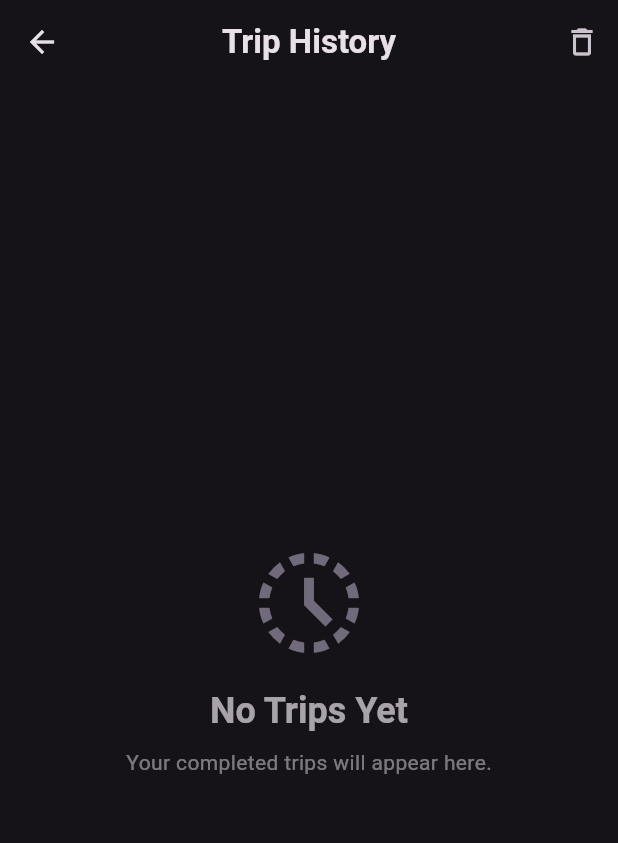
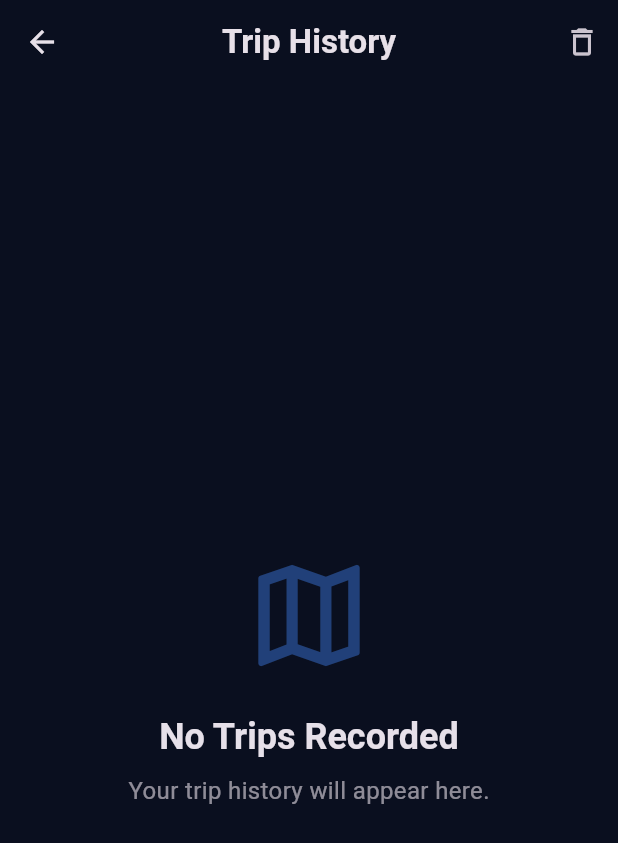
Before and after one commit to SKYadav-2250/live-Route, a Flutter app: the screen it shows after launch, after a tap on the "dark mode" icon, after a tap on the "history" icon, on a phone screen of 412 x 824 dp. Shown: the top 843 px of the screen. Run offline on Flutter 3.47's test engine with Material 3 defaults, Android fonts, the phone set to English and light mode, and no system bars; our stand-ins replace connectivity_plus, equatable, flutter_bloc, flutter_dotenv, geocoding, geolocator and 2 more.

Commit message:
feat: Implement initial live route tracking application with BLoC state management and dedicated UI screens.

```diff
--- a/lib/bloc/location_event.dart
+++ b/lib/bloc/location_event.dart
@@ -23,4 +23,8 @@ class CheckConnectivity extends LocationEvent {}
 
 class ClearHistory extends LocationEvent {}
 
+class StartTrip extends LocationEvent {}
+
+class EndTrip extends LocationEvent {}
+
 class StopDetected extends LocationEvent {}
--- a/lib/main.dart
+++ b/lib/main.dart
@@ -107,7 +107,7 @@ class _LifecycleWatcherState extends State<LifecycleWatcher>
   void didChangeAppLifecycleState(AppLifecycleState state) {
     if (state == AppLifecycleState.paused ||
         state == AppLifecycleState.detached) {
-      context.read<LocationBloc>().endTrip();
+      context.read<LocationBloc>().add(EndTrip());
     }
   }
 
--- a/lib/view/history_screen.dart
+++ b/lib/view/history_screen.dart
@@ -10,202 +10,245 @@ class HistoryScreen extends StatelessWidget {
 
   @override
   Widget build(BuildContext context) {
+    final isDark = Theme.of(context).brightness == Brightness.dark;
+
     return Scaffold(
-      backgroundColor: Theme.of(context).colorScheme.surface,
+      extendBodyBehindAppBar: true,
+      backgroundColor: isDark
+          ? const Color(0xFF0A0F1F)
+          : const Color(0xFFF0F4FF),
       appBar: AppBar(
         title: const Text(
-          'Trip History',
+          "Trip History",
           style: TextStyle(fontWeight: FontWeight.bold),
         ),
+        centerTitle: true,
         elevation: 0,
-        centerTitle: true,
+        backgroundColor: Colors.transparent,
         actions: [
           IconButton(
             icon: const Icon(Icons.delete_outline),
-            tooltip: 'Clear History',
-            onPressed: () {
+            tooltip: "Clear History",
+            onPressed: () => _confirmDelete(context),
+          ),
+        ],
+      ),
+      body: Container(
+        margin: const EdgeInsets.only(top: 80),
+        child: BlocBuilder<LocationBloc, LocationState>(
+          builder: (context, state) {
+            if (state.trips.isEmpty) {
+              return _buildEmptyState(context);
+            }
+
+            return ListView.separated(
+              padding: const EdgeInsets.all(20),
+              itemCount: state.trips.length,
+              separatorBuilder: (_, __) => const SizedBox(height: 15),
+              itemBuilder: (context, index) {
+                return _tripCard(context, state.trips[index]);
+              },
+            );
+          },
+        ),
+      ),
+    );
+  }
+
+  void _confirmDelete(BuildContext context) {
     showDialog(
       context: context,
-                builder: (context) => AlertDialog(
-                  title: const Text('Clear History?'),
+      builder: (_) => AlertDialog(
+        shape: RoundedRectangleBorder(borderRadius: BorderRadius.circular(18)),
+        title: const Text(
+          "Clear History?",
+          style: TextStyle(fontWeight: FontWeight.bold),
+        ),
         content: const Text(
-                    'This will permanently delete all your trip history.',
-                  ),
+            "This action will permanently delete all your trip records."),
         actions: [
           TextButton(
+            child: const Text("Cancel"),
             onPressed: () => Navigator.pop(context),
-                      child: const Text('Cancel'),
           ),
           TextButton(
+            child: const Text(
+              "Clear",
+              style: TextStyle(color: Colors.red),
+            ),
             onPressed: () {
               context.read<LocationBloc>().add(ClearHistory());
               Navigator.pop(context);
             },
-                      child: const Text(
-                        'Clear',
-                        style: TextStyle(color: Colors.red),
-                      ),
           ),
         ],
       ),
     );
-            },
-          ),
-        ],
-      ),
-      body: BlocBuilder<LocationBloc, LocationState>(
-        builder: (context, state) {
-          if (state.trips.isEmpty) {
-            return _buildEmptyState(context);
-          }
-          return ListView.separated(
-            padding: const EdgeInsets.all(16),
-            itemCount: state.trips.length,
-            separatorBuilder: (context, index) => const SizedBox(height: 12),
-            itemBuilder: (context, index) {
-              final trip = state.trips[index];
-              return _buildTripCard(context, trip);
-            },
-          );
-        },
-      ),
-    );
   }
 
+  //---------------------------------------------------------------------------
+  // EMPTY STATE
+  //---------------------------------------------------------------------------
   Widget _buildEmptyState(BuildContext context) {
     return Center(
       child: Column(
         mainAxisAlignment: MainAxisAlignment.center,
         children: [
           Icon(
-            Icons.history_toggle_off,
-            size: 80,
-            color: Theme.of(context).colorScheme.secondary.withOpacity(0.5),
+            Icons.map_outlined,
+            size: 90,
+            color: Colors.blueAccent.withOpacity(0.4),
           ),
-          const SizedBox(height: 16),
+          const SizedBox(height: 20),
           Text(
-            'No Trips Yet',
+            "No Trips Recorded",
             style: Theme.of(context).textTheme.headlineSmall?.copyWith(
-              color: Theme.of(context).colorScheme.onSurface.withOpacity(0.7),
                   fontWeight: FontWeight.bold,
                 ),
           ),
           const SizedBox(height: 8),
           Text(
-            'Your completed trips will appear here.',
-            style: Theme.of(context).textTheme.bodyMedium?.copyWith(
-              color: Theme.of(context).colorScheme.onSurface.withOpacity(0.5),
+            "Your trip history will appear here.",
+            style: TextStyle(
+              fontSize: 16,
+              color: Theme.of(context).colorScheme.onSurface.withOpacity(0.6),
             ),
-          ),
+          )
         ],
       ),
     );
   }
 
-  Widget _buildTripCard(BuildContext context, TripModel trip) {
-    final isDark = Theme.of(context).brightness == Brightness.dark;
-    final startLocation = trip.locations.isNotEmpty
-        ? trip.locations.first
-        : null;
-    final endLocation = trip.locations.isNotEmpty ? trip.locations.last : null;
+  //---------------------------------------------------------------------------
+  // TRIP CARD
+  //---------------------------------------------------------------------------
+  Widget _tripCard(BuildContext context, TripModel trip) {
+    final startLocation = trip.locations.firstOrNull;
+    final endLocation = trip.locations.lastOrNull;
     final duration = trip.endTime != null
         ? trip.endTime!.difference(trip.startTime)
         : Duration.zero;
 
-    return Card(
-      elevation: 2,
-      shape: RoundedRectangleBorder(borderRadius: BorderRadius.circular(16)),
-      color: isDark ? Colors.grey[850] : Colors.white,
-      child: InkWell(
-        borderRadius: BorderRadius.circular(16),
+    return GestureDetector(
       onTap: () {
         Navigator.push(
           context,
-            MaterialPageRoute(builder: (context) => MapScreen(trip: trip)),
+          MaterialPageRoute(builder: (_) => MapScreen(trip: trip)),
         );
       },
-        child: Padding(
-          padding: const EdgeInsets.all(16.0),
+      child: AnimatedContainer(
+        duration: const Duration(milliseconds: 250),
+        padding: const EdgeInsets.all(18),
+        decoration: BoxDecoration(
+          borderRadius: BorderRadius.circular(20),
+          gradient: LinearGradient(
+            colors: [
+              Colors.white.withOpacity(0.18),
+              Colors.white.withOpacity(0.08),
+            ],
+            begin: Alignment.topLeft,
+            end: Alignment.bottomRight,
+          ),
+          border: Border.all(
+            color: Colors.white.withOpacity(0.15),
+          ),
+          boxShadow: [
+            BoxShadow(
+              color: Colors.black.withOpacity(0.15),
+              blurRadius: 10,
+              offset: const Offset(0, 4),
+            )
+          ],
+        ),
         child: Column(
           crossAxisAlignment: CrossAxisAlignment.start,
           children: [
-              // Header: Date and Duration
+            //--------------------------------------------------------------------
+            // HEADER ROW
+            //--------------------------------------------------------------------
             Row(
               mainAxisAlignment: MainAxisAlignment.spaceBetween,
               children: [
                 Text(
-                    DateFormat('dd MMM yyyy').format(trip.startTime),
-                    style: Theme.of(context).textTheme.titleSmall?.copyWith(
+                  DateFormat("dd MMM yyyy").format(trip.startTime),
+                  style: const TextStyle(
                     fontWeight: FontWeight.bold,
-                      color: Theme.of(context).colorScheme.primary,
+                    fontSize: 16,
                   ),
                 ),
                 Container(
-                    padding: const EdgeInsets.symmetric(
-                      horizontal: 8,
-                      vertical: 4,
-                    ),
+                  padding:
+                      const EdgeInsets.symmetric(horizontal: 10, vertical: 4),
                   decoration: BoxDecoration(
-                      color: Theme.of(
-                        context,
-                      ).colorScheme.secondaryContainer.withOpacity(0.5),
-                      borderRadius: BorderRadius.circular(8),
+                    color: Colors.blueAccent.withOpacity(0.2),
+                    borderRadius: BorderRadius.circular(12),
                   ),
                   child: Text(
-                      '${duration.inMinutes} min',
-                      style: Theme.of(context).textTheme.bodySmall?.copyWith(
+                    "${duration.inMinutes} min",
+                    style: const TextStyle(
                       fontWeight: FontWeight.bold,
+                      fontSize: 13,
                     ),
                   ),
                 ),
               ],
             ),
-              const SizedBox(height: 12),
-              // Start Location
-              _buildLocationRow(
-                context,
-                Icons.circle,
-                Colors.red,
-                startLocation?.address ?? 'Unknown Start',
-                DateFormat('hh:mm a').format(trip.startTime),
+
+            const SizedBox(height: 16),
+
+            //--------------------------------------------------------------------
+            // START LOCATION
+            //--------------------------------------------------------------------
+            _locationRow(
+              icon: Icons.radio_button_checked,
+              color: Colors.redAccent,
+              address: startLocation?.address ?? "Unknown Start",
+              time: DateFormat("hh:mm a").format(trip.startTime),
             ),
-              // Connector Line
+
+            // Dotted Line
             Padding(
-                padding: const EdgeInsets.only(left: 7),
+              padding: const EdgeInsets.only(left: 9),
               child: Container(
-                  height: 16,
+                height: 20,
                 width: 2,
+                decoration: BoxDecoration(
                   color: Colors.grey.withOpacity(0.3),
+                  borderRadius: BorderRadius.circular(4),
                 ),
               ),
-              // End Location
-              _buildLocationRow(
-                context,
-                Icons.square,
-                Colors.green,
-                endLocation?.address ?? 'Unknown End',
-                trip.endTime != null
-                    ? DateFormat('hh:mm a').format(trip.endTime!)
-                    : 'Ongoing',
+            ),
+
+            //--------------------------------------------------------------------
+            // END LOCATION
+            //--------------------------------------------------------------------
+            _locationRow(
+              icon: Icons.location_on,
+              color: Colors.green,
+              address: endLocation?.address ?? "Unknown End",
+              time: trip.endTime != null
+                  ? DateFormat("hh:mm a").format(trip.endTime!)
+                  : "Ongoing",
             ),
           ],
-          ),
         ),
       ),
     );
   }
 
-  Widget _buildLocationRow(
-    BuildContext context,
-    IconData icon,
-    Color color,
-    String address,
-    String time,
-  ) {
+  //---------------------------------------------------------------------------
+  // LOCATION ROW
+  //---------------------------------------------------------------------------
+  Widget _locationRow({
+    required IconData icon,
+    required Color color,
+    required String address,
+    required String time,
+  }) {
     return Row(
       crossAxisAlignment: CrossAxisAlignment.start,
       children: [
-        Icon(icon, size: 16, color: color),
+        Icon(icon, size: 18, color: color),
         const SizedBox(width: 12),
         Expanded(
           child: Column(
@@ -213,18 +256,18 @@ class HistoryScreen extends StatelessWidget {
             children: [
               Text(
                 address,
-                style: Theme.of(
-                  context,
-                ).textTheme.bodyMedium?.copyWith(fontWeight: FontWeight.w500),
+                style: const TextStyle(
+                  fontWeight: FontWeight.w600,
+                  fontSize: 15,
+                ),
                 maxLines: 1,
                 overflow: TextOverflow.ellipsis,
               ),
               Text(
                 time,
-                style: Theme.of(context).textTheme.bodySmall?.copyWith(
-                  color: Theme.of(
-                    context,
-                  ).colorScheme.onSurface.withOpacity(0.5),
+                style: TextStyle(
+                  fontSize: 13,
+                  color: Colors.grey.withOpacity(0.6),
                 ),
               ),
             ],
--- a/lib/view/home_screen.dart
+++ b/lib/view/home_screen.dart
@@ -13,28 +13,41 @@ class HomeScreen extends StatelessWidget {
     return BlocBuilder<LocationBloc, LocationState>(
       builder: (context, state) {
         return Scaffold(
+          backgroundColor: state.isDarkMode
+              ? const Color(0xFF0A0F1F)
+              : const Color(0xFFF0F4FF),
           appBar: AppBar(
-            title: const Text('Live Route'),
+            centerTitle: true,
+            elevation: 0,
+            backgroundColor: Colors.transparent,
+            title: Text(
+              'Live Route',
+              style: TextStyle(
+                fontWeight: FontWeight.bold,
+                fontSize: 22,
+                letterSpacing: 1,
+                color: state.isDarkMode ? Colors.white : Colors.black,
+              ),
+            ),
             actions: [
               IconButton(
                 icon: Icon(
                   state.isDarkMode ? Icons.light_mode : Icons.dark_mode,
+                  size: 26,
                 ),
-                onPressed: () {
-                  context.read<LocationBloc>().add(ToggleTheme());
-                },
+                onPressed: () =>
+                    context.read<LocationBloc>().add(ToggleTheme()),
               ),
               IconButton(
                 icon: Icon(
                   Icons.history,
+                  size: 26,
                   color: state.isDarkMode ? Colors.white : Colors.black,
                 ),
                 onPressed: () {
                   Navigator.push(
                     context,
-                    MaterialPageRoute(
-                      builder: (context) => const HistoryScreen(),
-                    ),
+                    MaterialPageRoute(builder: (_) => const HistoryScreen()),
                   );
                 },
               ),
@@ -47,114 +60,218 @@ class HomeScreen extends StatelessWidget {
   }
 
   Widget _buildBody(BuildContext context, LocationState state) {
-    // 1. Check Internet Error
     if (state.errorType == LocationErrorType.internetUnavailable) {
-      return Center(
-        child: Padding(
-          padding: const EdgeInsets.all(30.0),
-          child: Column(
-            mainAxisAlignment: MainAxisAlignment.center,
-            children: [
-              const Icon(Icons.wifi_off, size: 100, color: Colors.redAccent),
-              const SizedBox(height: 30),
-              Text(
-                'No Internet Connection',
-                style: Theme.of(context).textTheme.headlineMedium?.copyWith(
-                  color: Colors.redAccent,
-                  fontWeight: FontWeight.bold,
-                ),
-              ),
-              const SizedBox(height: 15),
-              Text(
-                'Internet is not working. Please check your connection.',
-                textAlign: TextAlign.center,
-                style: Theme.of(context).textTheme.bodyLarge,
-              ),
-            ],
-          ),
-        ),
+      return _errorWidget(
+        context,
+        title: "No Internet",
+        icon: Icons.wifi_off,
+        message: "Please check your internet connection and try again.",
       );
     }
 
-    // 2. Check Permission Error
     if (state.errorType == LocationErrorType.permissionDenied) {
-      return Center(
-        child: Padding(
-          padding: const EdgeInsets.all(30.0),
-          child: Column(
-            mainAxisAlignment: MainAxisAlignment.center,
-            children: [
-              Image.asset('assets/images/location_error.png', height: 200),
-              const SizedBox(height: 30),
-              Text(
-                'Permission Denied',
-                style: Theme.of(context).textTheme.headlineMedium?.copyWith(
-                  color: Colors.redAccent,
-                  fontWeight: FontWeight.bold,
-                ),
-              ),
-              const SizedBox(height: 15),
-              Text(
-                'Permission is denied. Geo location is not working properly. Please start the app again after some time.',
-                textAlign: TextAlign.center,
-                style: Theme.of(context).textTheme.bodyLarge,
-              ),
-            ],
-          ),
-        ),
+      return _errorWidget(
+        context,
+        title: "Permission Denied",
+        customImage: 'assets/images/location_error.png',
+        message:
+            "Location permission denied. Enable permissions and restart the app.",
       );
     }
 
-    // 3. Loading State
     if (state.isLoading || state.currentLocation == null) {
       return const Center(child: CircularProgressIndicator());
     }
 
-    // 4. Show Location Data
-    return Padding(
-      padding: const EdgeInsets.all(20.0),
+    final loc = state.currentLocation!;
+
+    return SingleChildScrollView(
+      padding: const EdgeInsets.all(20),
       child: Column(
-        mainAxisAlignment: MainAxisAlignment.center,
         children: [
-          const Icon(Icons.location_on, size: 80, color: Colors.blue),
-          const SizedBox(height: 20),
+          Container(
+            padding: const EdgeInsets.all(18),
+            decoration: BoxDecoration(
+              shape: BoxShape.circle,
+              color: Colors.blueAccent.withOpacity(0.15),
+            ),
+            child: const Icon(
+              Icons.location_searching_rounded,
+              size: 70,
+              color: Colors.blueAccent,
+            ),
+          ),
+          const SizedBox(height: 15),
           Text(
-            'Current Location',
-            style: Theme.of(context).textTheme.headlineSmall,
+            "Live Location",
+            style: TextStyle(
+              fontSize: 24,
+              fontWeight: FontWeight.bold,
+              color: Theme.of(context).primaryColorDark,
+            ),
           ),
-          const SizedBox(height: 10),
-          Text(
-            'Lat: ${state.currentLocation!.latitude.toStringAsFixed(4)}',
-            style: Theme.of(context).textTheme.titleMedium,
+          const SizedBox(height: 25),
+
+          // Glass-like info card
+          _glassContainer(
+            child: Column(
+              children: [
+                Text(
+                  loc.address ?? "Fetching address...",
+                  textAlign: TextAlign.center,
+                  style: const TextStyle(
+                    fontSize: 18,
+                    fontWeight: FontWeight.w600,
+                  ),
+                ),
+                const SizedBox(height: 18),
+                Row(
+                  mainAxisAlignment: MainAxisAlignment.spaceEvenly,
+                  children: [
+                    _latLngBox("Latitude", loc.latitude.toStringAsFixed(4)),
+                    _latLngBox("Longitude", loc.longitude.toStringAsFixed(4)),
+                  ],
+                ),
+                const SizedBox(height: 18),
+                Text(
+                  "Last Updated: ${DateFormat('hh:mm:ss a').format(loc.timestamp)}",
+                  style: TextStyle(fontSize: 13, color: Colors.grey.shade500),
+                ),
+              ],
+            ),
           ),
-          Text(
-            'Lng: ${state.currentLocation!.longitude.toStringAsFixed(4)}',
-            style: Theme.of(context).textTheme.titleMedium,
-          ),
-          const SizedBox(height: 20),
-          Text(
-            state.currentLocation!.address ?? 'Fetching address...',
-            textAlign: TextAlign.center,
-            style: Theme.of(context).textTheme.bodyLarge,
-          ),
-          const SizedBox(height: 10),
-          Text(
-            'Last Updated: ${DateFormat('hh:mm:ss a').format(state.currentLocation!.timestamp)}',
-            style: Theme.of(context).textTheme.bodySmall,
-          ),
+
           const SizedBox(height: 40),
-          ElevatedButton.icon(
-            onPressed: () {
+
+          // Gradient button implemented using decorated Container
+          GestureDetector(
+            onTap: () {
+              context.read<LocationBloc>().add(StartTrip());
               Navigator.push(
                 context,
-                MaterialPageRoute(builder: (context) => const MapScreen()),
+                MaterialPageRoute(builder: (_) => const MapScreen()),
               );
             },
-            icon: const Icon(Icons.map),
-            label: const Text('View on Map'),
+            child: Container(
+              width: double.infinity,
+              padding: const EdgeInsets.symmetric(vertical: 16),
+              decoration: BoxDecoration(
+                gradient: const LinearGradient(
+                  colors: [Color(0xFF6D83F2), Color(0xFF3AA6F5)],
+                  begin: Alignment.topLeft,
+                  end: Alignment.bottomRight,
+                ),
+                borderRadius: BorderRadius.circular(14),
+                boxShadow: [
+                  BoxShadow(
+                    color: Colors.black.withOpacity(0.12),
+                    blurRadius: 12,
+                    offset: const Offset(0, 6),
+                  ),
+                ],
+              ),
+              child: const Center(
+                child: Text(
+                  "View on Map",
+                  style: TextStyle(
+                    fontSize: 18,
+                    letterSpacing: 0.5,
+                    fontWeight: FontWeight.bold,
+                    color: Colors.white,
+                  ),
+                ),
+              ),
+            ),
           ),
         ],
       ),
     );
   }
+
+  Widget _glassContainer({required Widget child}) {
+    return Container(
+      width: double.infinity,
+      padding: const EdgeInsets.symmetric(vertical: 25, horizontal: 18),
+      decoration: BoxDecoration(
+        borderRadius: BorderRadius.circular(20),
+        gradient: LinearGradient(
+          colors: [
+            Colors.white.withOpacity(0.12),
+            Colors.white.withOpacity(0.06),
+          ],
+          begin: Alignment.topLeft,
+          end: Alignment.bottomRight,
+        ),
+        border: Border.all(color: Colors.white.withOpacity(0.18)),
+        boxShadow: [
+          BoxShadow(
+            color: Colors.black.withOpacity(0.12),
+            blurRadius: 16,
+            offset: const Offset(0, 6),
+          ),
+        ],
+      ),
+      child: child,
+    );
+  }
+
+  Widget _latLngBox(String label, String value) {
+    return Column(
+      children: [
+        Text(
+          label,
+          style: const TextStyle(fontSize: 13, fontWeight: FontWeight.bold),
+        ),
+        const SizedBox(height: 6),
+        Container(
+          padding: const EdgeInsets.symmetric(vertical: 10, horizontal: 18),
+          decoration: BoxDecoration(
+            color: Colors.blueAccent.withOpacity(0.12),
+            borderRadius: BorderRadius.circular(14),
+          ),
+          child: Text(value, style: const TextStyle(fontSize: 16)),
+        ),
+      ],
+    );
+  }
+
+  Widget _errorWidget(
+    BuildContext context, {
+    required String title,
+    String? customImage,
+    IconData? icon,
+    required String message,
+  }) {
+    return Center(
+      child: Padding(
+        padding: const EdgeInsets.all(30.0),
+        child: Column(
+          mainAxisAlignment: MainAxisAlignment.center,
+          children: [
+            if (icon != null)
+              Icon(icon, size: 100, color: Colors.redAccent)
+            else if (customImage != null)
+              Image.asset(customImage, height: 180)
+            else
+              const SizedBox.shrink(),
+            const SizedBox(height: 25),
+            Text(
+              title,
+              style: TextStyle(
+                fontSize: 24,
+                fontWeight: FontWeight.bold,
+                color: Colors.redAccent.shade400,
+              ),
+            ),
+            const SizedBox(height: 12),
+            Text(
+              message,
+              textAlign: TextAlign.center,
+              style: const TextStyle(fontSize: 16),
+            ),
+          ],
+        ),
+      ),
+    );
+  }
 }
```
Also changed, not shown: lib/bloc/location_bloc.dart (+83 -39 lines), lib/view/map_screen.dart (+29 -0 lines). Lines whose indentation alone changed are shown as unchanged.
